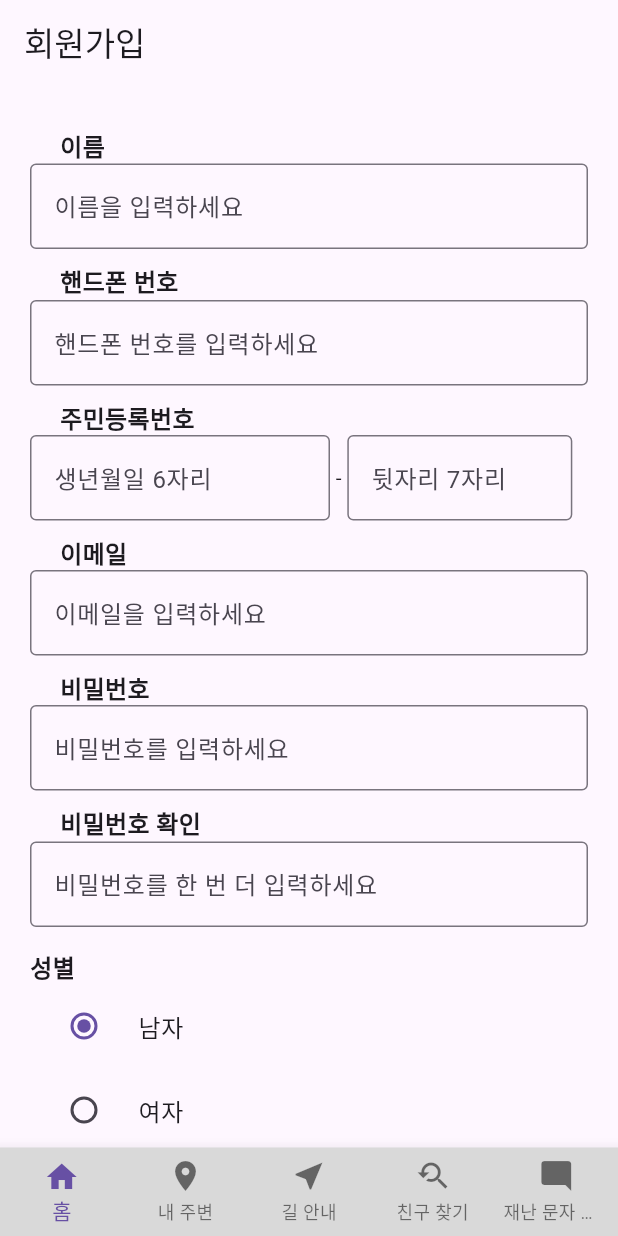
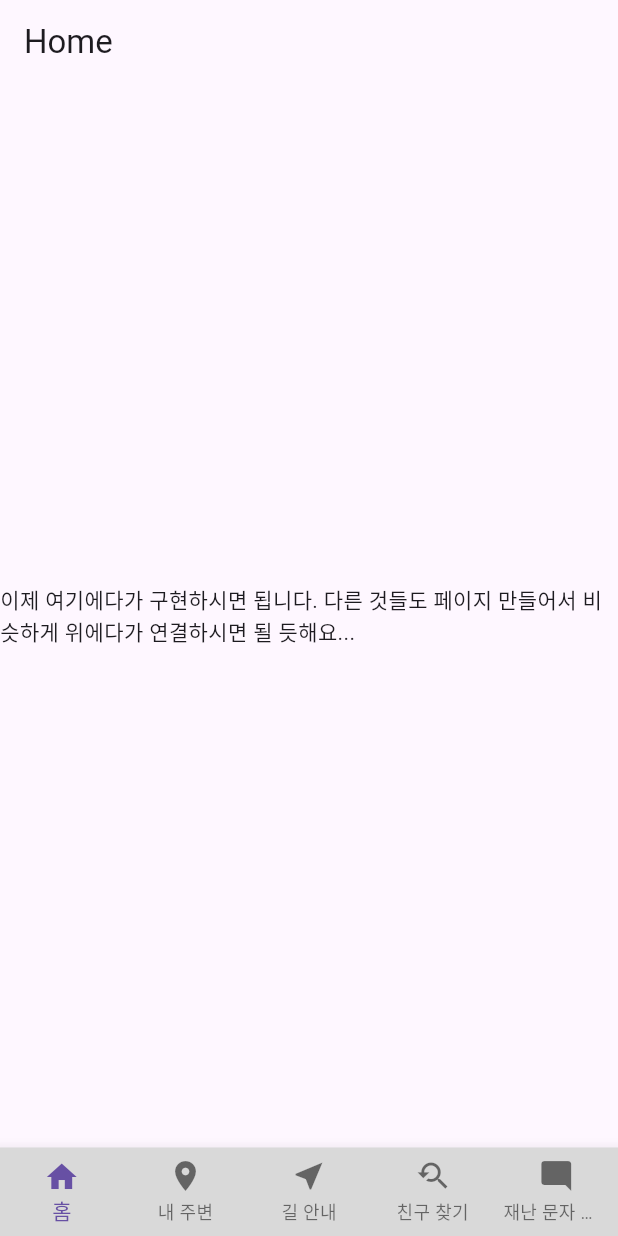
Before and after one commit to 2024-AIML/aiml_mobile_2024, a Flutter app: the screen it shows after launch, on a phone screen of 412 x 824 dp. Run offline on Flutter 3.47's test engine with Material 3 defaults, Android fonts, the phone set to English and light mode, and no system bars; our stand-ins replace cloud_firestore, firebase_auth, firebase_core, geolocator; missing offline and left inert: flutter_naver_map; accounts and stored records are empty.

Commit message:
[feat] FriendsList.dart Basic Impl

```diff
--- a/lib/main.dart
+++ b/lib/main.dart
@@ -1,4 +1,5 @@
 import 'package:aiml_mobile_2024/firebase_options.dart';
+import 'package:aiml_mobile_2024/screens/FriendsList.dart';
 import 'package:aiml_mobile_2024/screens/JoinMember.dart';
 import 'package:aiml_mobile_2024/screens/MyPage.dart';
 import 'package:aiml_mobile_2024/screens/Sample_showData.dart';
@@ -25,12 +26,13 @@ class MyApp extends StatelessWidget {
     return MaterialApp(
       initialRoute: '/',
       routes: {
-        '/': (context) => JoinMember(),
+        '/': (context) => HomeScreen(),
         // 임시로 회원가입으로 해놓은 화면
         '/infra_info': (context) => MapScreen(),
         // '/navigator': (context) => Navigator(),
-        // '/search_missing_person': (context) => SearchMissingPerson(),
+        '/search_missing_person': (context) => FriendsList(),
         '/message': (context) => ShowCustomSearchMessage(),
+        '/MyPage' : (context) => MyPage(),
       },
     );
   }
--- a/lib/screens/HomeScreen.dart
+++ b/lib/screens/HomeScreen.dart
@@ -1,14 +1,25 @@
 import 'package:flutter/material.dart';
+import 'package:aiml_mobile_2024/screens/MyPage.dart';
 import '../widget/CommonScaffold.dart'; // CommonScaffold.dart 파일 import
 
 class HomeScreen extends StatelessWidget {
   @override
   Widget build(BuildContext context) {
     return const CommonScaffold(
-      title: Text('Home'), // 홈 화면의 타이틀
+      title: Text('Home'),
+      // actions: <Widget>[
+      //   IconButton(
+      //     icon: Icon(Icons.account_box_rounded),
+      //     onPressed: (){
+      //       print('이게 왜 안 될까 ');
+      //     },
+      //   ),
+      // ],
       body: Center(
-        child: Text("이제 여기에다가 구현하시면 됩니다."
-            "다른 것들도 페이지 만들어서 비슷하게 위에다가 연결하시면 될 듯해요..."),
+        child: Text(
+          "이제 여기에다가 구현하시면 됩니다. "
+              "다른 것들도 페이지 만들어서 비슷하게 위에다가 연결하시면 될 듯해요...",
+        ),
       ),
     );
   }
--- a/lib/widget/CommonScaffold.dart
+++ b/lib/widget/CommonScaffold.dart
@@ -5,11 +5,13 @@ import 'package:flutter/material.dart';
 class CommonScaffold extends StatelessWidget {
   final Widget body;
   final Widget title;
+  final List<Widget>? actions;
 
   const CommonScaffold({
     Key? key,
     required this.title,
-    required this.body
+    required this.body,
+    this.actions,
   }) : super(key: key); // key를 명시하지 않습니다.
 
   @override
@@ -17,6 +19,7 @@ class CommonScaffold extends StatelessWidget {
     return Scaffold(
       appBar: AppBar(
         title: title,
+        actions: actions,
       ),
       body: body,
       bottomNavigationBar: BottomNavigationBar(
```
Also changed, not shown: lib/screens/FriendsList.dart (+44 -22 lines).
